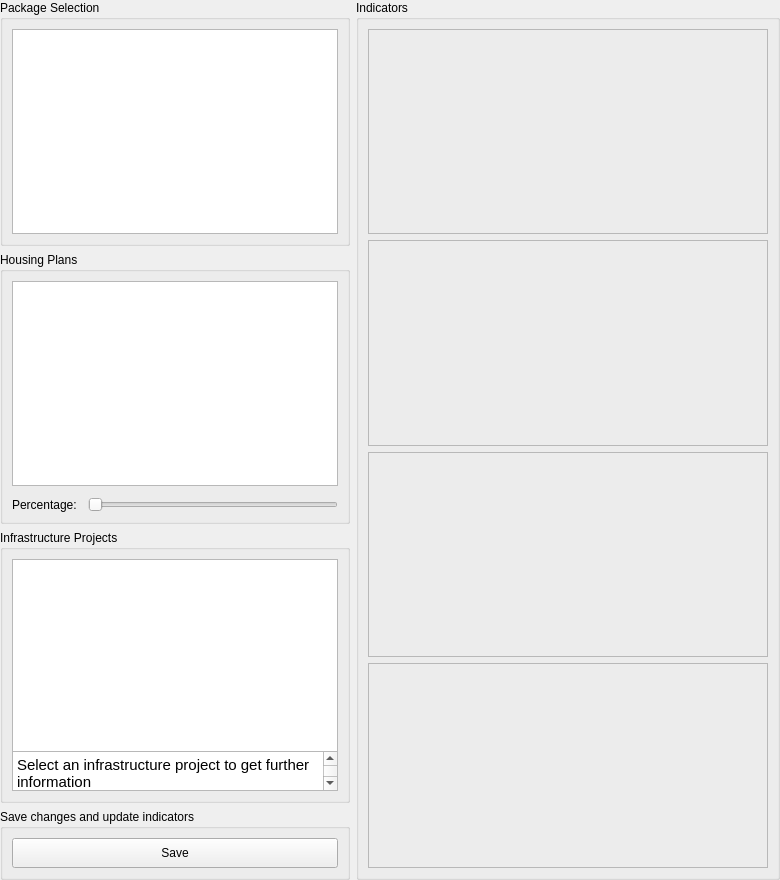
This is PlanningTool_dockwidget_base_3.ui in rapha411/PlanningTool as Qt 5 draws it before an edit. The edited form follows.
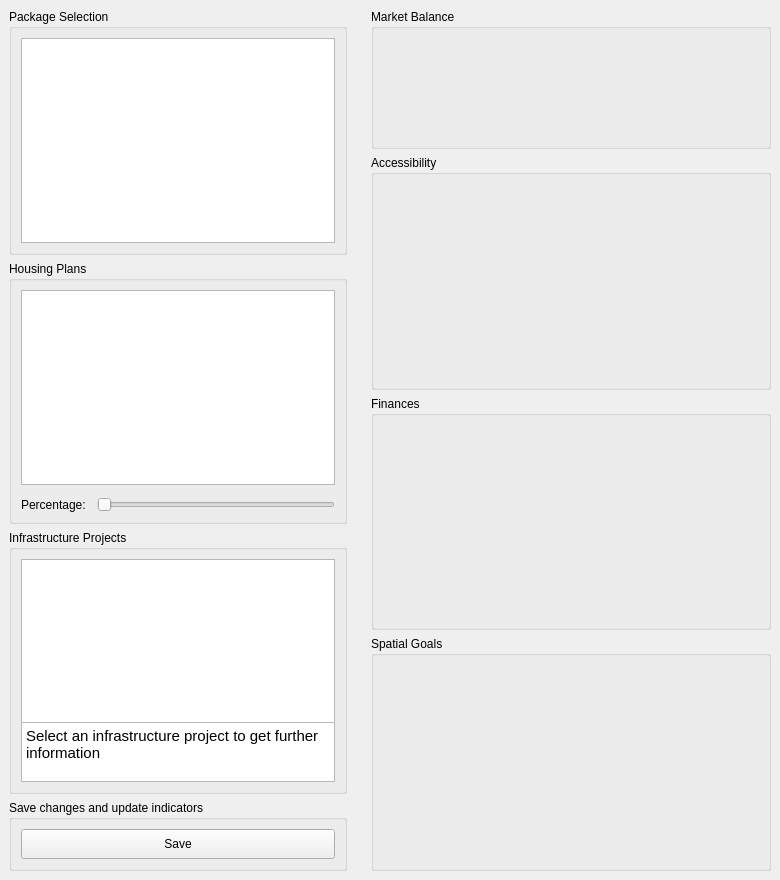
This is the edited form.

Commit message: plot design finished

What changed in the file:
```diff
--- a/PlanningTool_dockwidget_base_3.ui
+++ b/PlanningTool_dockwidget_base_3.ui
@@ -51,6 +51,7 @@
     <item>
      <layout class="QHBoxLayout" name="pluginLayout">
       <item>
+       <widget class="QFrame" name="inpuGroup">
        <layout class="QVBoxLayout" name="inputLayout">
         <item>
          <widget class="QGroupBox" name="groupBox">
@@ -105,7 +106,7 @@
                <property name="minimumSize">
                 <size>
                  <width>0</width>
-                 <height>205</height>
+                  <height>195</height>
                 </size>
                </property>
                <property name="focusPolicy">
@@ -196,7 +197,7 @@
                <property name="minimumSize">
                 <size>
                  <width>0</width>
-                 <height>205</height>
+                  <height>195</height>
                 </size>
                </property>
               </widget>
@@ -212,7 +213,7 @@
                <property name="minimumSize">
                 <size>
                  <width>0</width>
-                 <height>40</height>
+                  <height>60</height>
                 </size>
                </property>
                <property name="html">
@@ -252,17 +253,19 @@
          </widget>
         </item>
        </layout>
+        <zorder>groupBox_7</zorder>
+        <zorder>groupBox</zorder>
+        <zorder>groupBox_2</zorder>
+        <zorder>groupBox_3</zorder>
+       </widget>
       </item>
       <item>
-       <widget class="QGroupBox" name="">
-        <property name="title">
-         <string>Indicators</string>
-        </property>
+       <widget class="QFrame" name="indicatorsGrup">
         <layout class="QVBoxLayout" name="outputLayout">
          <item>
-          <widget class="QFrame" name="frame_4">
+          <widget class="QGroupBox" name="groupBox_4">
            <property name="sizePolicy">
-            <sizepolicy hsizetype="Fixed" vsizetype="Preferred">
+            <sizepolicy hsizetype="MinimumExpanding" vsizetype="Fixed">
              <horstretch>0</horstretch>
              <verstretch>0</verstretch>
             </sizepolicy>
@@ -270,14 +273,11 @@
            <property name="minimumSize">
             <size>
              <width>400</width>
-             <height>0</height>
+             <height>140</height>
             </size>
            </property>
-           <property name="frameShape">
-            <enum>QFrame::StyledPanel</enum>
-           </property>
-           <property name="frameShadow">
-            <enum>QFrame::Raised</enum>
+           <property name="title">
+            <string>Market Balance</string>
            </property>
            <layout class="QVBoxLayout" name="verticalLayout_13">
             <property name="margin">
@@ -290,12 +290,9 @@
           </widget>
          </item>
          <item>
-          <widget class="QFrame" name="frame_5">
-           <property name="frameShape">
-            <enum>QFrame::StyledPanel</enum>
-           </property>
-           <property name="frameShadow">
-            <enum>QFrame::Raised</enum>
+          <widget class="QGroupBox" name="groupBox_5">
+           <property name="title">
+            <string>Accessibility</string>
            </property>
            <layout class="QVBoxLayout" name="verticalLayout_11">
             <property name="spacing">
@@ -311,14 +308,20 @@
           </widget>
          </item>
          <item>
-          <widget class="QFrame" name="frame_6">
-           <property name="frameShape">
-            <enum>QFrame::StyledPanel</enum>
+          <widget class="QGroupBox" name="groupBox_6">
+           <property name="minimumSize">
+            <size>
+             <width>0</width>
+             <height>0</height>
+            </size>
            </property>
-           <property name="frameShadow">
-            <enum>QFrame::Raised</enum>
+           <property name="title">
+            <string>Finances</string>
            </property>
            <layout class="QVBoxLayout" name="verticalLayout_12">
+            <property name="margin">
+             <number>0</number>
+            </property>
             <item>
              <layout class="QVBoxLayout" name="financialChart"/>
             </item>
@@ -326,14 +329,14 @@
           </widget>
          </item>
          <item>
-          <widget class="QFrame" name="frame_3">
-           <property name="frameShape">
-            <enum>QFrame::StyledPanel</enum>
-           </property>
-           <property name="frameShadow">
-            <enum>QFrame::Raised</enum>
+          <widget class="QGroupBox" name="groupBox_3">
+           <property name="title">
+            <string>Spatial Goals</string>
            </property>
            <layout class="QVBoxLayout" name="verticalLayout_14">
+            <property name="margin">
+             <number>0</number>
+            </property>
             <item>
              <layout class="QVBoxLayout" name="spatialChart"/>
             </item>
```
Left out of the diff: 3 changed lines with no effect on the pictures. Lines whose indentation alone changed are shown as unchanged. The commit also changes 3 other files.
